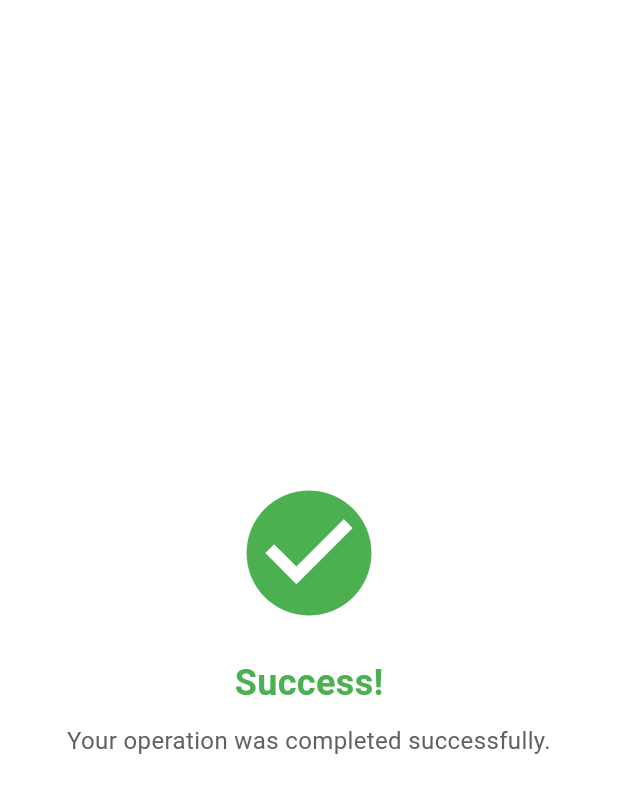
After one commit to sayanthmk/hotel_booking_user, a Flutter app: the BookingSuccessPage screen opened directly, on a phone screen of 412 x 824 dp. The commit adds this screen. Shown: the top 793 px of the screen. Run offline on Flutter 3.47's test engine with Material 3 defaults, Android fonts, the light colour scheme and no system bars; our stand-ins replace animated_splash_screen, bloc, cloud_firestore, dio, equatable, firebase_auth and 10 more; missing offline and left inert: flutter_stripe; accounts and stored records are empty; Roboto replaces fonts that are missing (PTSans); statements that could not run were skipped.

Commit message:
booking success screen added

```diff
--- /dev/null
+++ b/lib/features/booking/presentation/pages/booking_success_screen.dart
@@ -0,0 +1,49 @@
+import 'package:flutter/material.dart';
+import 'package:hotel_booking/features/booking/presentation/pages/booking_final_review.dart';
+
+class BookingSuccessPage extends StatelessWidget {
+  const BookingSuccessPage({super.key});
+
+  @override
+  Widget build(BuildContext context) {
+    Future.delayed(const Duration(seconds: 5), () {
+      Navigator.pushReplacement(
+        context,
+        MaterialPageRoute(
+          builder: (context) => const BookingReviewScreen(),
+        ),
+      );
+    });
+
+    return Scaffold(
+      backgroundColor: Colors.white,
+      body: Center(
+        child: Column(
+          mainAxisAlignment: MainAxisAlignment.center,
+          children: [
+            const Icon(
+              Icons.check_circle,
+              color: Colors.green,
+              size: 100,
+            ),
+            const SizedBox(height: 20),
+            const Text(
+              "Success!",
+              style: TextStyle(
+                fontSize: 24,
+                fontWeight: FontWeight.bold,
+                color: Colors.green,
+              ),
+            ),
+            const SizedBox(height: 10),
+            Text(
+              "Your operation was completed successfully.",
+              textAlign: TextAlign.center,
+              style: TextStyle(fontSize: 16, color: Colors.grey[700]),
+            ),
+          ],
+        ),
+      ),
+    );
+  }
+}
--- a/lib/features/home/presentation/pages/home_page/hotellistview/hotels_gridview.dart
+++ b/lib/features/home/presentation/pages/home_page/hotellistview/hotels_gridview.dart
@@ -1,10 +1,10 @@
-// hotel_search_event.dart
 import 'package:flutter/material.dart';
 import 'package:flutter_bloc/flutter_bloc.dart';
 import 'package:get_it/get_it.dart';
 import 'package:hotel_booking/core/constants/colors.dart';
 import 'package:hotel_booking/features/home/presentation/pages/detailed_page/detail_page.dart';
 import 'package:hotel_booking/features/home/presentation/pages/home_page/hotellistview/widgets/filter.dart';
+import 'package:hotel_booking/features/home/presentation/providers/filter_bloc/filter_bloc.dart';
 import 'package:hotel_booking/features/home/presentation/providers/search_bloc/hotelsearch_bloc.dart';
 import 'package:hotel_booking/features/home/presentation/providers/hotel_bloc/hotel_bloc.dart';
 import 'package:hotel_booking/features/home/presentation/providers/hotel_bloc/hotel_event.dart';
@@ -234,6 +234,10 @@ class HotelSearchResults extends StatelessWidget {
     );
   }
 }
+
+
+
+
 // abstract class HotelSearchEvent extends Equatable {
 //   const HotelSearchEvent();
 
```
Also changed, not shown: lib/features/booking/data/model/booking_model.dart (+12 -5 lines), lib/features/booking/presentation/pages/book_ui.dart (+44 -23 lines), lib/features/booking/presentation/pages/booking_final_review.dart (added, +10 -0 lines), lib/features/booking/presentation/pages/bookings.dart (+58 -1 lines), lib/features/home/presentation/pages/home_page/hotellistview/widgets/filter.dart (+99 -58 lines), lib/features/home/presentation/providers/filter_bloc/filter_bloc.dart (added, +25 -0 lines), lib/features/home/presentation/providers/filter_bloc/filter_event.dart (added, +18 -0 lines), lib/features/home/presentation/providers/filter_bloc/filter_state.dart (added, +10 -0 lines).
